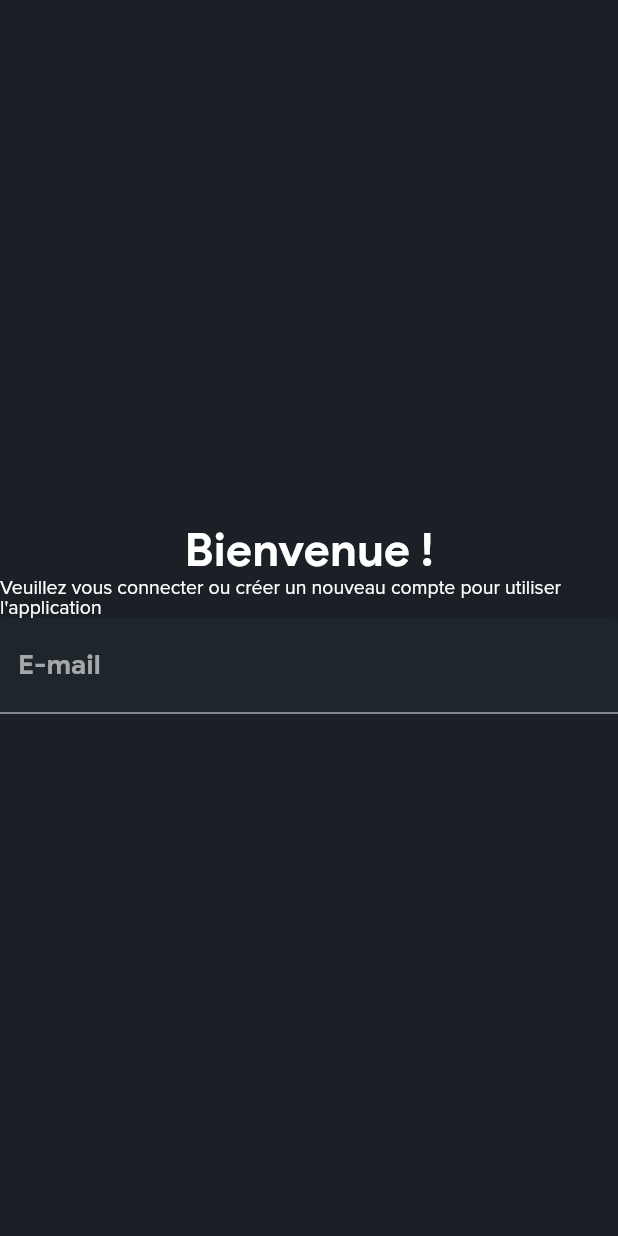
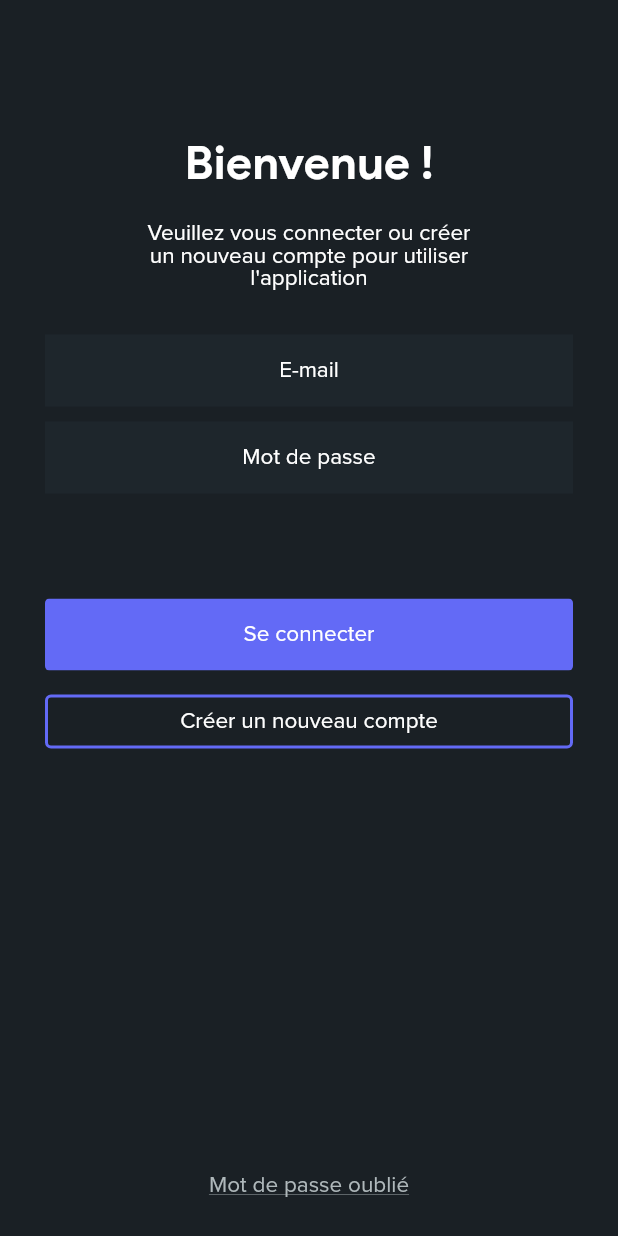
Before and after one commit to ShellyC6/projet_jeux_video, a Flutter app: the screen it shows after launch, on a phone screen of 412 x 824 dp. Run offline on Flutter 3.47's test engine with Material 2 defaults, Android fonts, the phone set to English and light mode, and no system bars.

Commit message:
Ecran connexion

```diff
--- a/lib/app_theme.dart
+++ b/lib/app_theme.dart
@@ -21,6 +21,7 @@ class AppThemeDataFactory {
         fontFamily: "Google Sans",
         color: AppColors.textColor,
       ),
+      // TextFields and buttons
       bodyLarge: TextStyle(
         fontSize: 15,
         fontFamily: "Proxima Nova",
--- a/lib/screens/connexion.dart
+++ b/lib/screens/connexion.dart
@@ -15,25 +15,128 @@ class _ConnexionPageState extends State<ConnexionPage> {
       /*appBar: AppBar(
         title: Text(widget.title),
       ),*/
-      body: Center(
+      body: Padding(
+        padding: const EdgeInsets.only(left:30, bottom: 10, right: 30, top:90),
         child: Column(
-            mainAxisAlignment: MainAxisAlignment.center,
-            crossAxisAlignment: CrossAxisAlignment.center,
+            //mainAxisAlignment: MainAxisAlignment.center,
+            //crossAxisAlignment: CrossAxisAlignment.center,
           children: <Widget>[
             Text(
               "Bienvenue !",
               style: Theme.of(context).textTheme.titleLarge,
             ),
-            const Text("Veuillez vous connecter ou créer un nouveau compte pour utiliser l'application"),
-            const TextField(
+            const SizedBox(
+              height: 20,
+            ),
+            Padding(
+              padding: EdgeInsets.only(left: 65, right: 65),
+              child: Text(
+                "Veuillez vous connecter ou créer un nouveau compte pour utiliser l'application",
+                style: Theme.of(context).textTheme.bodyLarge,
+                textAlign: TextAlign.center,
+              ),
+            ),
+            const SizedBox(
+              height: 30,
+            ),
+            TextField(
+              style: Theme.of(context).textTheme.bodyLarge,
               obscureText: true,
-
+              textAlign: TextAlign.center,
               decoration: InputDecoration(
-                labelText: 'E-mail',
+                hintText: 'E-mail',
+                hintStyle: Theme.of(context).textTheme.bodyLarge,
                 filled: true,
+                border: InputBorder.none,
                 fillColor: AppColors.contrastColor,
               ),
-            )
+            ),
+            const SizedBox(
+              height: 10,
+            ),
+            TextField(
+              style: Theme.of(context).textTheme.bodyLarge,
+              obscureText: true,
+              textAlign: TextAlign.center,
+              decoration: InputDecoration(
+                hintText: 'Mot de passe',
+                hintStyle: Theme.of(context).textTheme.bodyLarge,
+                filled: true,
+                border: InputBorder.none,
+                fillColor: AppColors.contrastColor,
+              ),
+            ),
+            const SizedBox(
+              height: 70,
+            ),
+            SizedBox(
+              width: double.infinity,
+              child: ClipRRect(
+                borderRadius: BorderRadius.circular(3),
+                child: Stack(
+                  children: <Widget>[
+                    Positioned.fill(
+                      child: Container(
+                        decoration: const BoxDecoration(
+                          color: AppColors.accentColor,
+                        ),
+                      ),
+                    ),
+                    TextButton(
+                      onPressed: (){
+                        print("Bouton Se connecter");
+                      },
+                      style: TextButton.styleFrom(
+                        textStyle: Theme.of(context).textTheme.bodyLarge,
+                        foregroundColor: AppColors.textColor,
+                      ),
+                      child: const Center(
+                          child: Text("Se connecter")
+                      ),
+                    )
+                  ],
+                ),
+              ),
+            ),
+            const SizedBox(
+              height: 10,
+            ),
+            SizedBox(
+              width: double.infinity,
+              child: TextButton(
+                onPressed: (){
+                  print("Bouton Créer un nouveau compte");
+                },
+                style: TextButton.styleFrom(
+                  textStyle: Theme.of(context).textTheme.bodyLarge,
+                  foregroundColor: AppColors.textColor,
+                  side: const BorderSide(width: 2, color: AppColors.accentColor)
+                ),
+                child: const Text("Créer un nouveau compte"),
+              ),
+            ),
+            Expanded(
+              child: Align(
+                alignment: Alignment.bottomCenter,
+                child: TextButton(
+                  onPressed: (){
+                    print("Bouton Mot de passe oublié");
+                  },
+                  style: TextButton.styleFrom(
+                    //alignment: Alignment.bottomCenter,
+                    textStyle: Theme.of(context).textTheme.bodyLarge,
+                    foregroundColor: AppColors.grey,
+
+                  ),
+                  child: const Text(
+                    "Mot de passe oublié",
+                    style: TextStyle(
+                      decoration: TextDecoration.underline,
+                    ),
+                  ),
+                )
+              ),
+            ),
           ]
         ),
       ),
```
